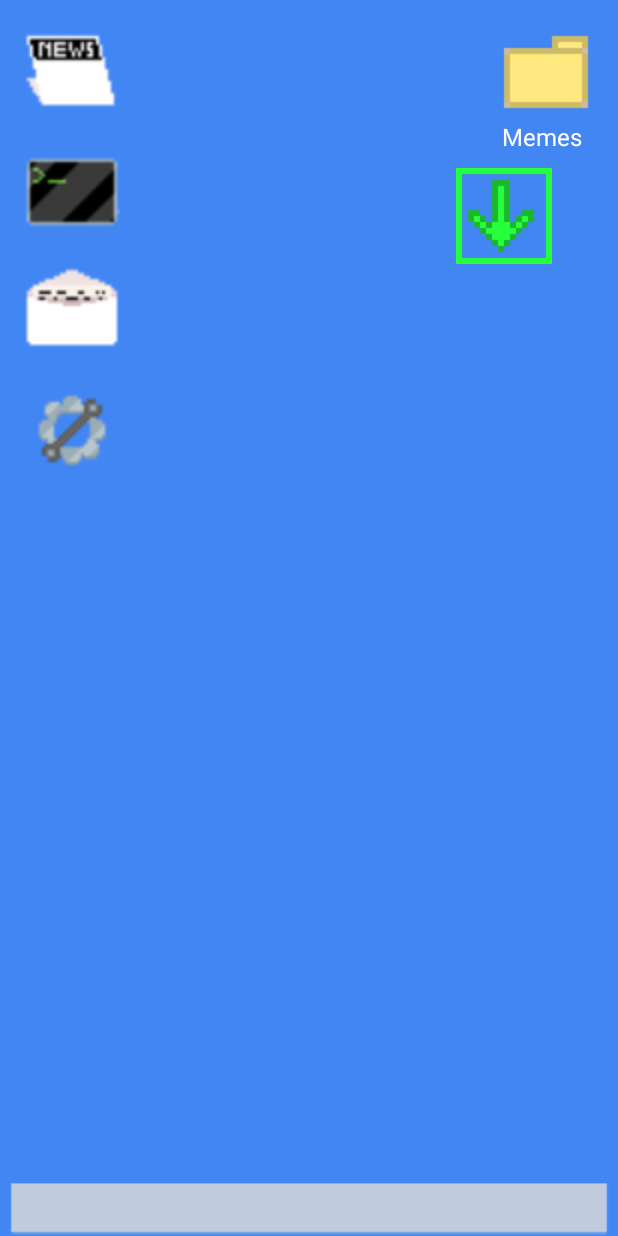
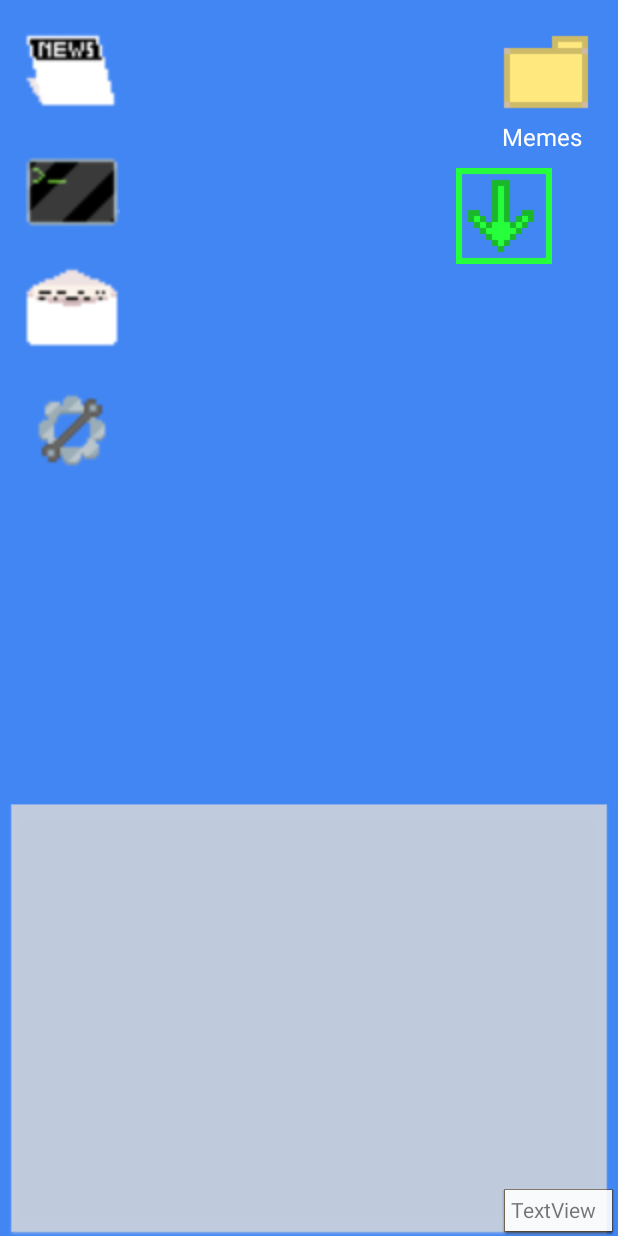
Before and after one commit to janavarro95/CMPS121Project, an Android app: the DesktopActivity screen opened directly, with no data from a screen before it, on a phone screen of 412 x 824 dp. Run offline under Robolectric (Android 15) with nearby library versions, the phone set to English and light mode, and no system bars; pictures from the network do not load.

Commit message:
Hello from the code side

```diff
--- a/Hck3rz/app/src/main/res/layout/activity_desktop.xml
+++ b/Hck3rz/app/src/main/res/layout/activity_desktop.xml
@@ -120,7 +120,7 @@
     <ImageView
         android:id="@+id/TaskBar"
         android:layout_width="400dp"
-        android:layout_height="35dp"
+        android:layout_height="0dp"
         android:layout_marginTop="536dp"
         android:scaleType="fitXY"
         android:tint="@color/grey"
@@ -135,8 +135,7 @@
     <ImageView
         android:id="@+id/TimeView"
         android:layout_width="75dp"
-        android:layout_height="33dp"
-        android:layout_marginBottom="8dp"
+        android:layout_height="31dp"
         android:layout_marginEnd="8dp"
         android:layout_marginLeft="15dp"
         android:layout_marginRight="8dp"
@@ -144,24 +143,23 @@
         android:scaleType="fitXY"
         app:layout_constraintBottom_toBottomOf="parent"
         app:layout_constraintEnd_toEndOf="parent"
-        app:layout_constraintHorizontal_bias="1.0"
+        app:layout_constraintHorizontal_bias="0.934"
         app:layout_constraintStart_toEndOf="@+id/TaskBar"
-        app:layout_constraintTop_toBottomOf="@+id/TaskBar"
-        app:layout_constraintVertical_bias="0.84000003"
         app:srcCompat="@android:drawable/editbox_dropdown_light_frame" />
 
     <TextView
         android:id="@+id/textView3"
-        android:layout_width="wrap_content"
+        android:layout_width="0dp"
         android:layout_height="wrap_content"
-        android:layout_marginBottom="3dp"
-        android:layout_marginTop="360dp"
+        android:layout_marginBottom="8dp"
+        android:layout_marginEnd="2dp"
+        android:layout_marginLeft="6dp"
+        android:layout_marginRight="2dp"
+        android:layout_marginStart="6dp"
         android:text="TextView"
-        app:layout_constraintBottom_toTopOf="@+id/TimeView"
-        app:layout_constraintEnd_toStartOf="@+id/TimeView"
-        app:layout_constraintHorizontal_bias="0.55"
-        app:layout_constraintStart_toEndOf="@+id/TaskBar"
-        app:layout_constraintTop_toBottomOf="@+id/DESKTOP_ACTIVITY_IMAGE_BUTTON_SIMON_SAYS"
-        app:layout_constraintVertical_bias="0.0" />
+        app:layout_constraintBottom_toBottomOf="@+id/TaskBar"
+        app:layout_constraintEnd_toEndOf="@+id/TimeView"
+        app:layout_constraintHorizontal_bias="0.0"
+        app:layout_constraintStart_toStartOf="@+id/TimeView" />
 
 </android.support.constraint.ConstraintLayout>
```
